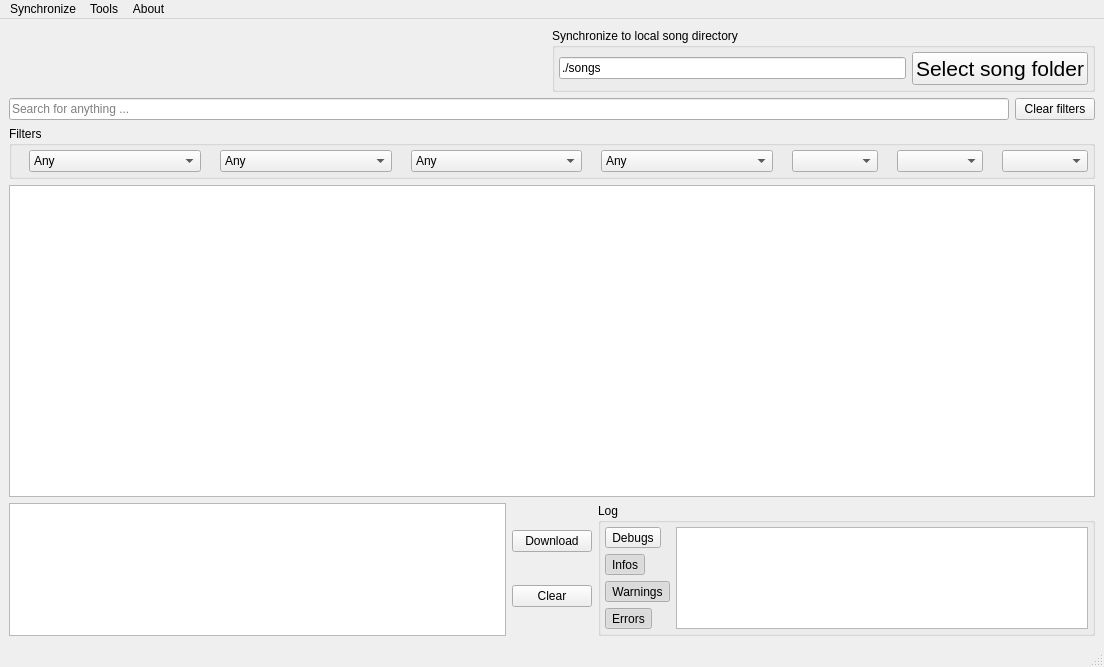
This is src/usdb_syncer/gui/forms/MainWindow.ui in bohning/usdb_syncer as Qt 5 draws it before an edit. The edited form follows.
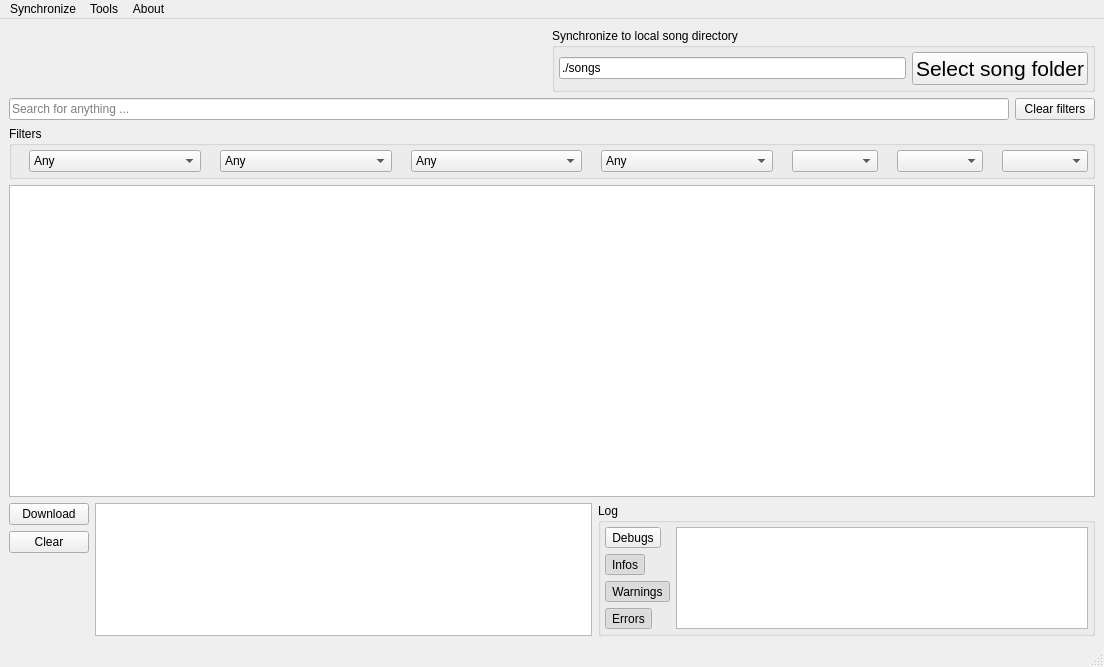
This is the edited form. Icons and pictures are not drawn.

Commit message: Rearrange download table buttons

What changed in the file:
```diff
--- a/src/usdb_syncer/gui/forms/MainWindow.ui
+++ b/src/usdb_syncer/gui/forms/MainWindow.ui
@@ -397,9 +397,6 @@
     </item>
     <item>
      <layout class="QHBoxLayout" name="horizontalLayout">
-      <item>
-       <widget class="QTableView" name="view_queue"/>
-      </item>
       <item>
        <layout class="QVBoxLayout" name="verticalLayout">
         <property name="spacing">
@@ -427,8 +424,24 @@
           </property>
          </widget>
         </item>
+        <item>
+         <spacer name="verticalSpacer">
+          <property name="orientation">
+           <enum>Qt::Vertical</enum>
+          </property>
+          <property name="sizeHint" stdset="0">
+           <size>
+            <width>20</width>
+            <height>40</height>
+           </size>
+          </property>
+         </spacer>
+        </item>
        </layout>
       </item>
+      <item>
+       <widget class="QTableView" name="view_queue"/>
+      </item>
       <item>
        <widget class="QGroupBox" name="groupBox_5">
         <property name="title">
```
